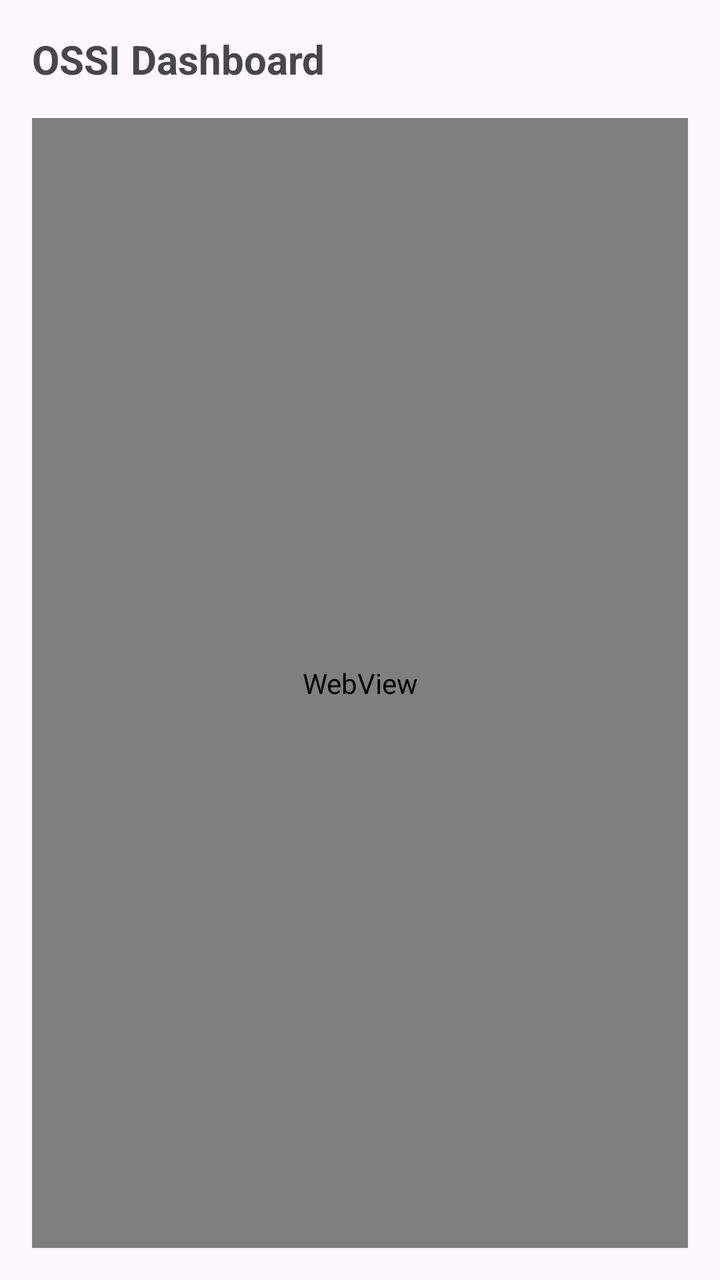
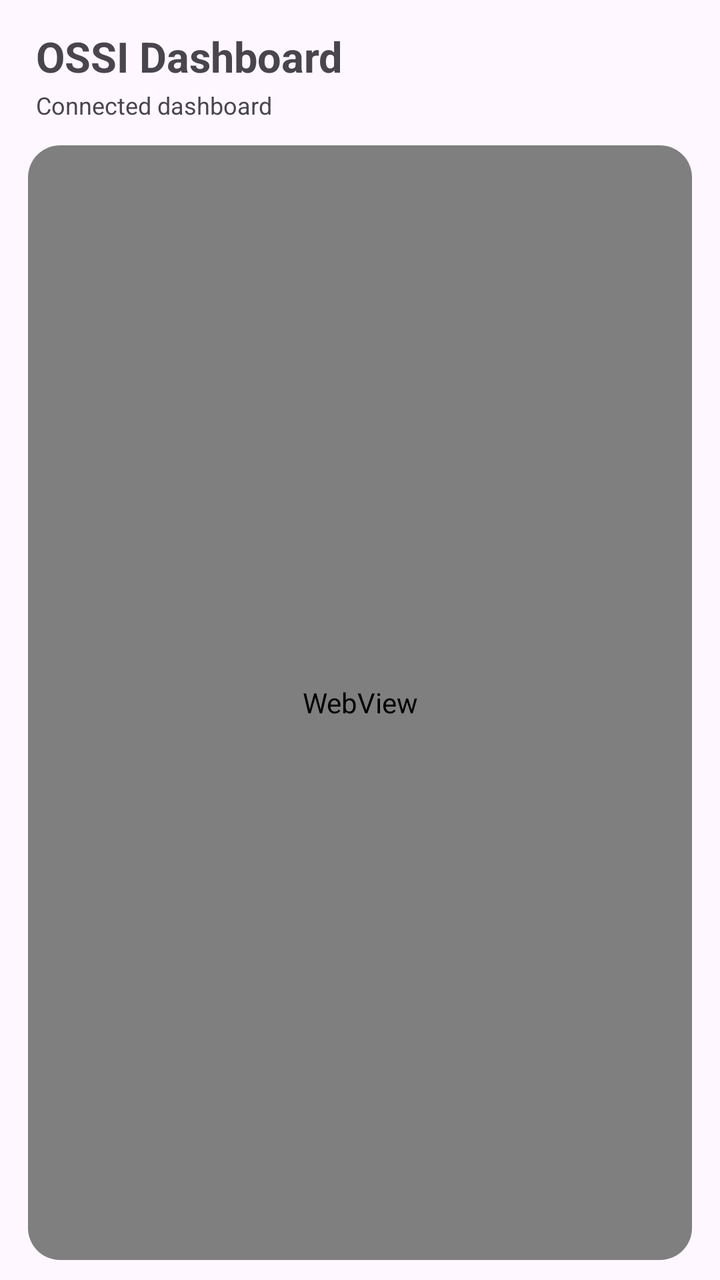

The first picture is an Android layout as it rendered before a commit; the second is the same layout after the commit. The layout source and the unified diff follow.
<!-- AndroidManifest.xml: application theme Theme.HostOSSI -->
<!-- res/layout/fragment_web_u_i.xml -->
<?xml version="1.0" encoding="utf-8"?>
<androidx.constraintlayout.widget.ConstraintLayout xmlns:android="http://schemas.android.com/apk/res/android"
    xmlns:tools="http://schemas.android.com/tools"
    android:layout_width="match_parent"
    android:layout_height="match_parent"
    xmlns:app="http://schemas.android.com/apk/res-auto"
    tools:context=".WebUI">

    
    <TextView
        android:id="@+id/dashboard"
        android:layout_width="wrap_content"
        android:layout_height="wrap_content"
        android:textSize="20sp"
        android:text="OSSI Dashboard"
        android:textStyle="bold"
        android:layout_margin="16dp"
        app:layout_constraintTop_toTopOf="parent"
        app:layout_constraintStart_toStartOf="parent"/>
    <WebView
        android:id="@+id/webRenderer"
        android:layout_width="match_parent"
        android:layout_height="0dp"
        app:layout_constraintTop_toBottomOf="@id/dashboard"
        app:layout_constraintBottom_toBottomOf="parent"
        android:layout_margin="16dp"/>

    <ProgressBar
        android:id="@+id/webViewProgressBar"
        android:layout_width="48dp"
        android:layout_height="48dp"
        android:visibility="gone"
        android:indeterminateTint="@color/accent_color"
        app:layout_constraintTop_toTopOf="parent"
        app:layout_constraintBottom_toBottomOf="parent"
        app:layout_constraintStart_toStartOf="parent"
        app:layout_constraintEnd_toEndOf="parent"
        android:elevation="10dp"/>

</androidx.constraintlayout.widget.ConstraintLayout>
<!-- resources referenced by this layout -->
<resources>
  <color name="accent_color">#FF8F00</color>
  <style name="Theme.HostOSSI" parent="Base.Theme.HostOSSI" />
  <style name="Base.Theme.HostOSSI" parent="Theme.Material3.DayNight.NoActionBar">
          
          
          <item name="colorSecondary">@color/accent_color</item>
          <item name="colorPrimary">@color/primary_color</item>
          <item name="colorTertiary">@color/label_color</item>"
  
  
      </style>
  <color name="primary_color">#00b8ff</color>
  <color name="label_color">#6A1B9A</color>
</resources>

<!-- the commit's change to res/layout/fragment_web_u_i.xml (unified diff, before → after) -->
@@ -6,24 +6,76 @@
     xmlns:app="http://schemas.android.com/apk/res-auto"
     tools:context=".WebUI">
 
-    
-    <TextView
-        android:id="@+id/dashboard"
-        android:layout_width="wrap_content"
+    <LinearLayout
+        android:id="@+id/dashboardHeader"
+        android:layout_width="match_parent"
         android:layout_height="wrap_content"
-        android:textSize="20sp"
-        android:text="OSSI Dashboard"
-        android:textStyle="bold"
-        android:layout_margin="16dp"
-        app:layout_constraintTop_toTopOf="parent"
-        app:layout_constraintStart_toStartOf="parent"/>
-    <WebView
-        android:id="@+id/webRenderer"
-        android:layout_width="match_parent"
+        android:layout_marginStart="18dp"
+        android:layout_marginTop="14dp"
+        android:layout_marginEnd="18dp"
+        android:gravity="center_vertical"
+        android:orientation="horizontal"
+        app:layout_constraintEnd_toEndOf="parent"
+        app:layout_constraintStart_toStartOf="parent"
+        app:layout_constraintTop_toTopOf="parent">
+
+        <LinearLayout
+            android:layout_width="0dp"
+            android:layout_height="wrap_content"
+            android:layout_weight="1"
+            android:orientation="vertical">
+
+            <TextView
+                android:id="@+id/dashboard"
+                android:layout_width="wrap_content"
+                android:layout_height="wrap_content"
+                android:text="OSSI Dashboard"
+                android:textSize="21sp"
+                android:textStyle="bold" />
+
+            <TextView
+                android:id="@+id/dashboardSubtitle"
+                android:layout_width="wrap_content"
+                android:layout_height="wrap_content"
+                android:layout_marginTop="2dp"
+                android:text="Connected dashboard"
+                android:textColor="?android:attr/textColorSecondary"
+                android:textSize="12sp" />
+        </LinearLayout>
+
+        <com.google.android.material.chip.Chip
+            android:id="@+id/viewerModeBadge"
+            android:layout_width="wrap_content"
+            android:layout_height="wrap_content"
+            android:text="VIEWER"
+            android:textStyle="bold"
+            android:visibility="gone"
+            app:chipBackgroundColor="@color/viewer_color"
+            app:chipMinHeight="32dp"
+            app:chipStrokeWidth="0dp" />
+    </LinearLayout>
+
+    <com.google.android.material.card.MaterialCardView
+        android:id="@+id/webCard"
+        android:layout_width="0dp"
         android:layout_height="0dp"
-        app:layout_constraintTop_toBottomOf="@id/dashboard"
+        android:layout_marginStart="14dp"
+        android:layout_marginTop="12dp"
+        android:layout_marginEnd="14dp"
+        android:layout_marginBottom="10dp"
+        app:cardCornerRadius="16dp"
+        app:cardElevation="0dp"
         app:layout_constraintBottom_toBottomOf="parent"
-        android:layout_margin="16dp"/>
+        app:layout_constraintEnd_toEndOf="parent"
+        app:layout_constraintStart_toStartOf="parent"
+        app:layout_constraintTop_toBottomOf="@id/dashboardHeader"
+        app:strokeWidth="0dp">
+
+        <WebView
+            android:id="@+id/webRenderer"
+            android:layout_width="match_parent"
+            android:layout_height="match_parent" />
+    </com.google.android.material.card.MaterialCardView>
 
     <ProgressBar
         android:id="@+id/webViewProgressBar"
<!-- resource entries referenced after the edit -->
@@ -1,6 +1,7 @@
 <!-- resources referenced by this layout -->
 <resources>
   <color name="accent_color">#FF8F00</color>
+  <color name="viewer_color">#8B7CFF</color>
   <style name="Theme.HostOSSI" parent="Base.Theme.HostOSSI" />
   <style name="Base.Theme.HostOSSI" parent="Theme.Material3.DayNight.NoActionBar">
           
